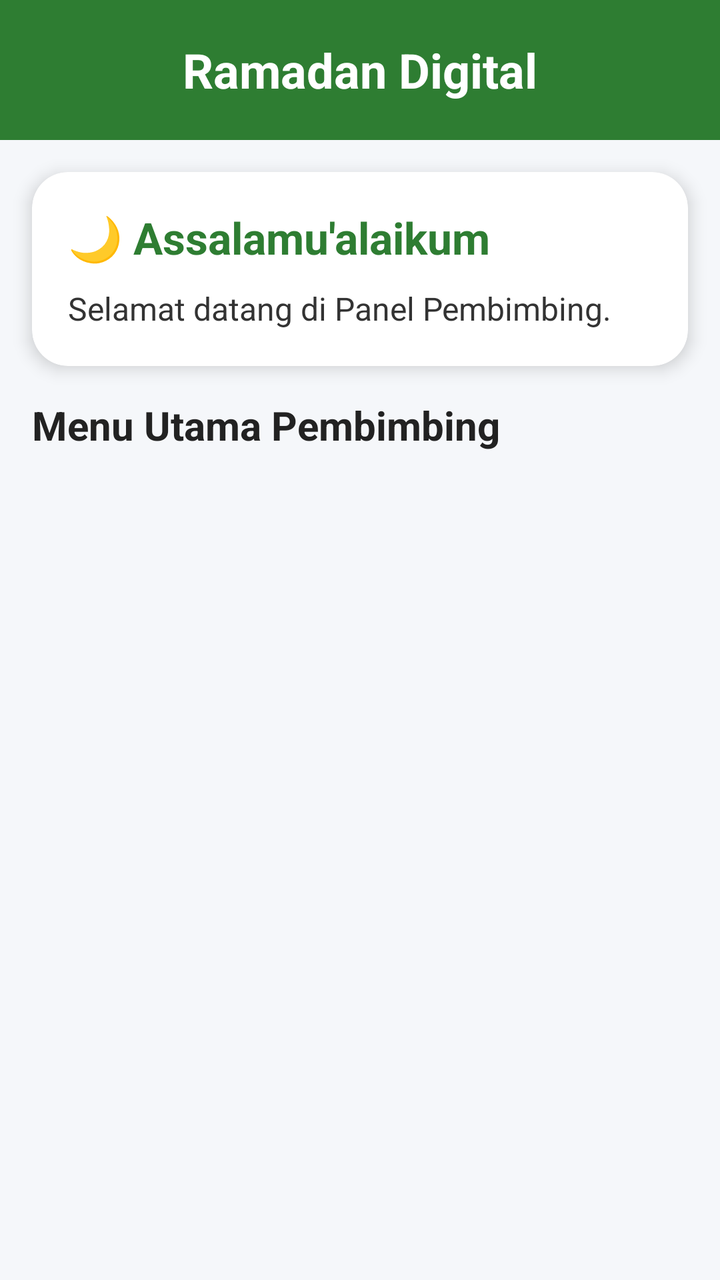
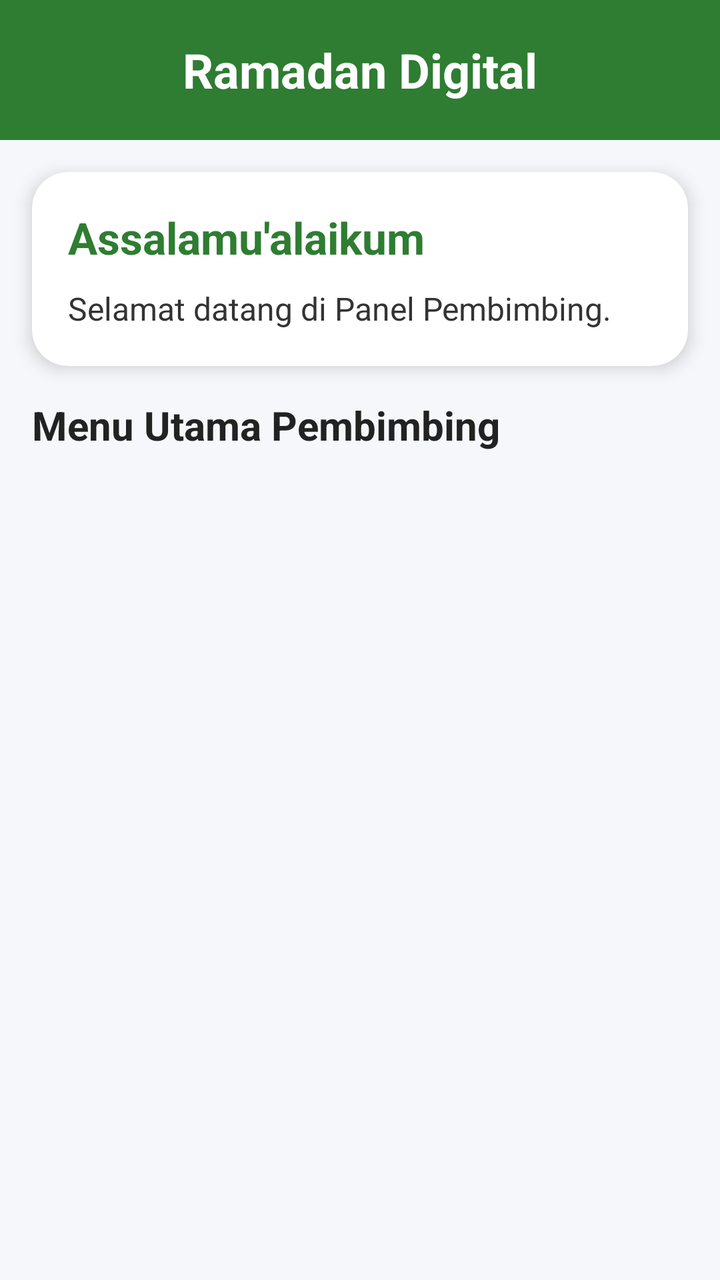

Compare the two renders of this Android layout. The source of the first and the diff that turns it into the second are given below.
<!-- AndroidManifest.xml: application theme Theme.RamadhanDigital -->
<!-- res/layout/fragment_beranda_guru.xml -->
<?xml version="1.0" encoding="utf-8"?>
<androidx.core.widget.NestedScrollView xmlns:android="http://schemas.android.com/apk/res/android"
    xmlns:app="http://schemas.android.com/apk/res-auto"
    android:layout_width="match_parent"
    android:layout_height="match_parent"
    android:background="#F5F7FA"
    android:fillViewport="true">

    <LinearLayout
        android:layout_width="match_parent"
        android:layout_height="wrap_content"
        android:orientation="vertical">

        
        <LinearLayout
            android:layout_width="match_parent"
            android:layout_height="70dp"
            android:background="#2E7D32"
            android:gravity="center">

            <TextView
                android:layout_width="wrap_content"
                android:layout_height="wrap_content"
                android:text="Ramadan Digital"
                android:textColor="@android:color/white"
                android:textSize="24sp"
                android:textStyle="bold" />

        </LinearLayout>

        
        <androidx.cardview.widget.CardView
            android:layout_width="match_parent"
            android:layout_height="wrap_content"
            android:layout_margin="16dp"
            app:cardCornerRadius="18dp"
            app:cardElevation="5dp">

            <LinearLayout
                android:layout_width="match_parent"
                android:layout_height="wrap_content"
                android:orientation="vertical"
                android:padding="18dp">

                <TextView
                    android:id="@+id/tvGreeting"
                    android:layout_width="wrap_content"
                    android:layout_height="wrap_content"
                    android:text="🌙 Assalamu'alaikum"
                    android:textColor="#2E7D32"
                    android:textSize="22sp"
                    android:textStyle="bold" />

                <TextView
                    android:layout_width="wrap_content"
                    android:layout_height="wrap_content"
                    android:layout_marginTop="10dp"
                    android:text="Selamat datang di Panel Pembimbing."
                    android:textColor="#333333"
                    android:textSize="16sp" />

            </LinearLayout>

        </androidx.cardview.widget.CardView>

        
        <TextView
            android:layout_width="wrap_content"
            android:layout_height="wrap_content"
            android:layout_marginStart="16dp"
            android:text="Menu Utama Pembimbing"
            android:textColor="#222222"
            android:textSize="20sp"
            android:textStyle="bold" />

        <androidx.recyclerview.widget.RecyclerView
            android:id="@+id/rvMenu"
            android:layout_width="match_parent"
            android:layout_height="wrap_content"
            android:layout_margin="16dp"
            android:nestedScrollingEnabled="false" />

    </LinearLayout>

</androidx.core.widget.NestedScrollView>
<!-- resources referenced by this layout -->
<resources>
  <style name="Theme.RamadhanDigital" parent="Theme.MaterialComponents.Light.NoActionBar">
  
          <item name="colorPrimary">@color/green_700</item>
          <item name="colorPrimaryVariant">@color/green_800</item>
          <item name="colorSecondary">@color/green_500</item>
  
          <item name="colorOnPrimary">@color/white</item>
          <item name="colorOnSecondary">@color/white</item>
  
          <item name="android:windowBackground">@android:color/white</item>
  
          <item name="android:statusBarColor">@color/green_700</item>
          <item name="android:navigationBarColor">@android:color/white</item>
  
          <item name="android:windowLightStatusBar">true</item>
  
      </style>
  <color name="green_700">#2E7D32</color>
  <color name="green_800">#1B5E20</color>
  <color name="green_500">#4CAF50</color>
  <color name="white">#FFFFFF</color>
</resources>

<!-- the commit's change to res/layout/fragment_beranda_guru.xml (unified diff, before → after) -->
@@ -46,7 +46,7 @@
                     android:id="@+id/tvGreeting"
                     android:layout_width="wrap_content"
                     android:layout_height="wrap_content"
-                    android:text="🌙 Assalamu'alaikum"
+                    android:text="Assalamu'alaikum"
                     android:textColor="#2E7D32"
                     android:textSize="22sp"
                     android:textStyle="bold" />
